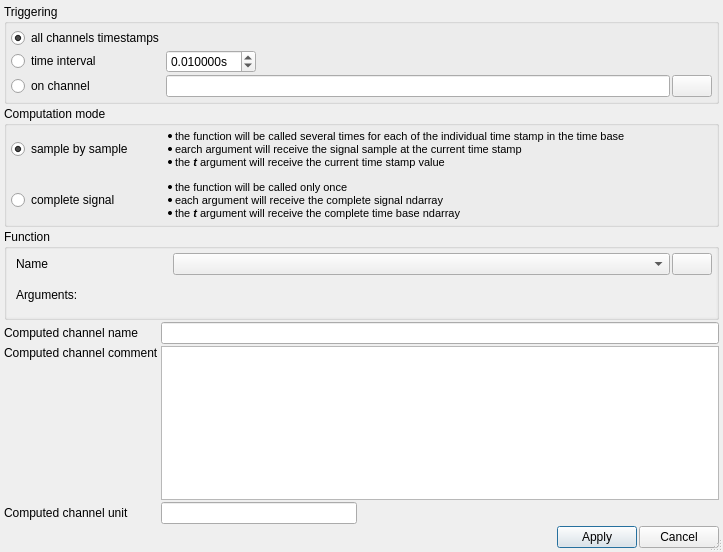
danielhrisca/asammdf, file src/asammdf/gui/ui/define_channel_dialog.ui: the form before one commit.
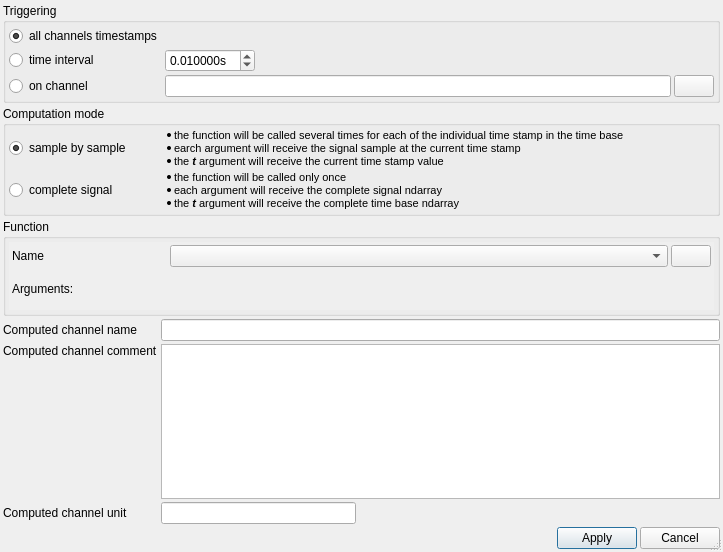
The form after the commit. Icons and pictures are not drawn.

```diff
--- a/src/asammdf/gui/ui/define_channel_dialog.ui
+++ b/src/asammdf/gui/ui/define_channel_dialog.ui
@@ -28,19 +28,19 @@
   </property>
   <layout class="QGridLayout" name="gridLayout" rowstretch="0,0,1,0,0,0,0,0" columnstretch="0,0,0,0,0">
    <property name="leftMargin">
-    <number>4</number>
+  <number>3</number>
    </property>
    <property name="topMargin">
-    <number>4</number>
+  <number>3</number>
    </property>
    <property name="rightMargin">
-    <number>4</number>
+  <number>3</number>
    </property>
    <property name="bottomMargin">
-    <number>4</number>
+  <number>3</number>
    </property>
    <property name="spacing">
-    <number>2</number>
+  <number>3</number>
    </property>
    <item row="5" column="1" colspan="4">
     <widget class="QPlainTextEdit" name="comment"/>
@@ -59,19 +59,19 @@
      </property>
      <layout class="QGridLayout" name="gridLayout_8">
       <property name="leftMargin">
-       <number>4</number>
+  <number>3</number>
       </property>
       <property name="topMargin">
-       <number>4</number>
+  <number>3</number>
       </property>
       <property name="rightMargin">
-       <number>4</number>
+  <number>3</number>
       </property>
       <property name="bottomMargin">
-       <number>4</number>
+  <number>3</number>
       </property>
       <property name="spacing">
-       <number>2</number>
+  <number>3</number>
       </property>
       <item row="1" column="2">
        <spacer name="horizontalSpacer_8">
@@ -233,19 +233,19 @@
      </property>
      <layout class="QVBoxLayout" name="verticalLayout">
       <property name="spacing">
-       <number>0</number>
+  <number>3</number>
       </property>
       <property name="leftMargin">
-       <number>0</number>
+  <number>3</number>
       </property>
       <property name="topMargin">
-       <number>0</number>
+  <number>3</number>
       </property>
       <property name="rightMargin">
-       <number>0</number>
+  <number>3</number>
       </property>
       <property name="bottomMargin">
-       <number>0</number>
+  <number>3</number>
       </property>
       <item>
        <widget class="QScrollArea" name="scrollArea">
@@ -269,19 +269,19 @@
          </property>
          <layout class="QGridLayout" name="arg_layout">
           <property name="leftMargin">
-           <number>9</number>
+  <number>3</number>
           </property>
           <property name="topMargin">
-           <number>4</number>
+  <number>3</number>
           </property>
           <property name="rightMargin">
-           <number>4</number>
+  <number>3</number>
           </property>
           <property name="bottomMargin">
-           <number>4</number>
+  <number>3</number>
           </property>
           <property name="spacing">
-           <number>2</number>
+  <number>3</number>
           </property>
           <item row="0" column="2">
            <widget class="QPushButton" name="show_definition_btn">
@@ -344,22 +344,22 @@
      </property>
      <layout class="QGridLayout" name="gridLayout_2" columnstretch="0,1">
       <property name="leftMargin">
-       <number>4</number>
+  <number>3</number>
       </property>
       <property name="topMargin">
-       <number>4</number>
+  <number>3</number>
       </property>
       <property name="rightMargin">
-       <number>4</number>
+  <number>3</number>
       </property>
       <property name="bottomMargin">
-       <number>4</number>
+  <number>3</number>
       </property>
       <property name="horizontalSpacing">
-       <number>2</number>
+  <number>3</number>
       </property>
       <property name="verticalSpacing">
-       <number>12</number>
+  <number>3</number>
       </property>
       <item row="0" column="0">
        <widget class="QRadioButton" name="sample_by_sample">
```
Lines whose indentation alone changed are shown as unchanged.
